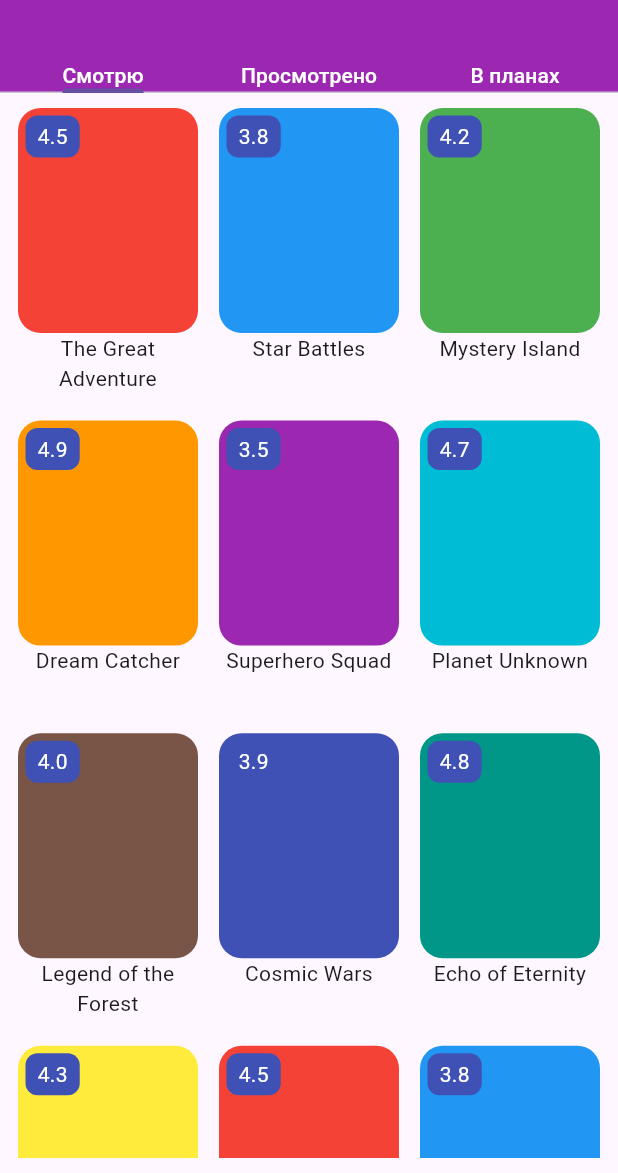
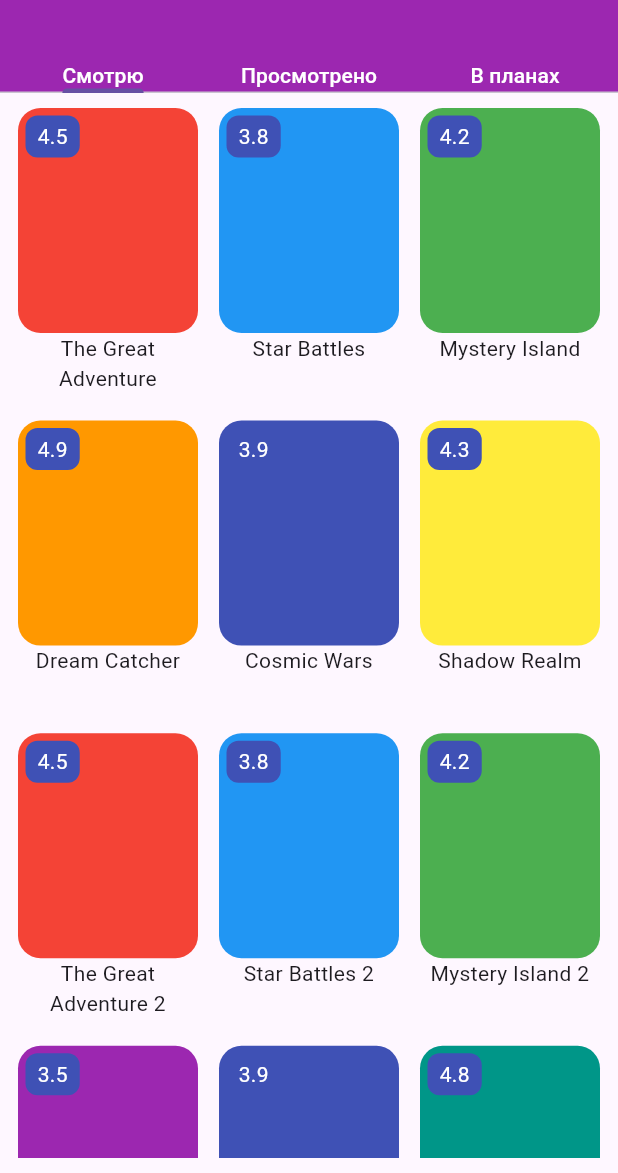
Before and after one commit to Iskander2323/movies_catalog, a Flutter app: the screen it shows after launch, on a phone screen of 412 x 824 dp, the part 63-1236 px from its top. Run offline on Flutter 3.47's test engine with Material 3 defaults, Android fonts, the phone set to English and light mode, and no system bars; our stand-ins replace bloc, equatable, flutter_bloc, go_router.

Commit message:
changed ui for showing divided movies by categories

```diff
--- a/lib/components/home_page.dart
+++ b/lib/components/home_page.dart
@@ -1,4 +1,6 @@
 import 'package:flutter/material.dart';
+import 'package:flutter_bloc/flutter_bloc.dart';
+import 'package:movies_catalog/components/bloc/movie_catalog_bloc.dart';
 import 'package:movies_catalog/components/ui/grid_view.dart';
 
 class HomePage extends StatefulWidget {
@@ -37,17 +39,32 @@ class _HomePageState extends State<HomePage> {
               ],
             ),
           ),
-          body: Padding(
-            padding: const EdgeInsets.all(10),
-            child: TabBarView(children: [
-              MoviesGridView(),
-              Center(
-                child: Text('Здесь фильмы которые ты посмотрел'),
-              ),
-              Center(
-                child: Text('Здесь фильмы которые ты планируешь смотреть'),
-              )
-            ]),
+          body: BlocBuilder<MoviesCatalogBloc, MoviesCatalogState>(
+            builder: (context, state) {
+              switch (state.status) {
+                case MovieCatalogStatus.initial:
+                  return Center(child: CircularProgressIndicator());
+                case MovieCatalogStatus.failure:
+                  return Center(
+                    child: Text('ERROR'),
+                  );
+                case MovieCatalogStatus.success:
+                  return Padding(
+                    padding: const EdgeInsets.all(10),
+                    child: TabBarView(children: [
+                      MoviesGridView(
+                        movies: state.watchingMoviesList,
+                      ),
+                      MoviesGridView(
+                        movies: state.watchedMoviesList,
+                      ),
+                      MoviesGridView(
+                        movies: state.plannedMoviesList,
+                      ),
+                    ]),
+                  );
+              }
+            },
           )),
     );
   }
--- a/lib/components/ui/card_item.dart
+++ b/lib/components/ui/card_item.dart
@@ -1,9 +1,9 @@
 import 'package:flutter/material.dart';
-import 'package:movies_catalog/components/data/movie_card_model.dart';
+import 'package:movies_catalog/components/data/movie_model.dart';
 
 class CardItem extends StatefulWidget {
   const CardItem({super.key, required this.movieCardModel});
-  final MovieCardModel movieCardModel;
+  final MovieModel movieCardModel;
 
   @override
   State<CardItem> createState() => _CardItemState();
--- a/lib/components/ui/grid_view.dart
+++ b/lib/components/ui/grid_view.dart
@@ -1,48 +1,20 @@
 import 'package:flutter/material.dart';
-import 'package:movies_catalog/components/data/movie_card_model.dart';
+import 'package:movies_catalog/components/data/movie_model.dart';
 import 'package:movies_catalog/components/ui/card_item.dart';
 
 class MoviesGridView extends StatefulWidget {
-  const MoviesGridView({super.key});
+  const MoviesGridView({super.key, required this.movies});
+
+  final List<MovieModel> movies;
 
   @override
   State<MoviesGridView> createState() => _MoviesGridViewState();
 }
 
 class _MoviesGridViewState extends State<MoviesGridView> {
-  final List<MovieCardModel> movies = [
-    MovieCardModel(
-        title: 'The Great Adventure', picture: Colors.red, rating: 4.5),
-    MovieCardModel(title: 'Star Battles', picture: Colors.blue, rating: 3.8),
-    MovieCardModel(title: 'Mystery Island', picture: Colors.green, rating: 4.2),
-    MovieCardModel(title: 'Dream Catcher', picture: Colors.orange, rating: 4.9),
-    MovieCardModel(
-        title: 'Superhero Squad', picture: Colors.purple, rating: 3.5),
-    MovieCardModel(title: 'Planet Unknown', picture: Colors.cyan, rating: 4.7),
-    MovieCardModel(
-        title: 'Legend of the Forest', picture: Colors.brown, rating: 4.0),
-    MovieCardModel(title: 'Cosmic Wars', picture: Colors.indigo, rating: 3.9),
-    MovieCardModel(
-        title: 'Echo of Eternity', picture: Colors.teal, rating: 4.8),
-    MovieCardModel(title: 'Shadow Realm', picture: Colors.yellow, rating: 4.3),
-    MovieCardModel(
-        title: 'The Great Adventure', picture: Colors.red, rating: 4.5),
-    MovieCardModel(title: 'Star Battles', picture: Colors.blue, rating: 3.8),
-    MovieCardModel(title: 'Mystery Island', picture: Colors.green, rating: 4.2),
-    MovieCardModel(title: 'Dream Catcher', picture: Colors.orange, rating: 4.9),
-    MovieCardModel(
-        title: 'Superhero Squad', picture: Colors.purple, rating: 3.5),
-    MovieCardModel(title: 'Planet Unknown', picture: Colors.cyan, rating: 4.7),
-    MovieCardModel(
-        title: 'Legend of the Forest', picture: Colors.brown, rating: 4.0),
-    MovieCardModel(title: 'Cosmic Wars', picture: Colors.indigo, rating: 3.9),
-    MovieCardModel(
-        title: 'Echo of Eternity', picture: Colors.teal, rating: 4.8),
-    MovieCardModel(title: 'Shadow Realm', picture: Colors.yellow, rating: 4.3),
-  ];
-
   @override
   Widget build(BuildContext context) {
+    if (widget.movies.isNotEmpty) {
       return GridView.builder(
         gridDelegate: SliverGridDelegateWithFixedCrossAxisCount(
             crossAxisCount: 3,
@@ -50,9 +22,12 @@ class _MoviesGridViewState extends State<MoviesGridView> {
             crossAxisSpacing: 10,
             childAspectRatio: 1 / 1.6),
         itemBuilder: (context, index) {
-        return CardItem(movieCardModel: movies[index]);
+          return CardItem(movieCardModel: widget.movies[index]);
         },
-      itemCount: movies.length,
+        itemCount: widget.movies.length,
       );
+    } else {
+      return Center(child: Text('ADD MOVIES TO THIS CATEGORY'));
     }
   }
+}
```
Lines whose indentation alone changed are shown as unchanged.
